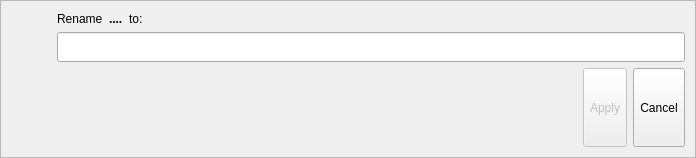
Qt form libs/libgui/ui/widgets/objectrenamewidget.ui (pgmodeler/pgmodeler) before a commit.
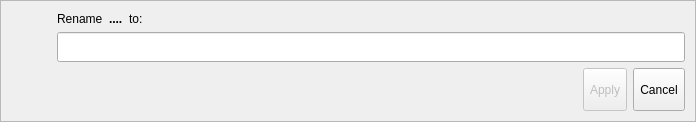
The same form after that commit. Icons and pictures are not drawn.

```diff
--- a/libs/libgui/ui/widgets/objectrenamewidget.ui
+++ b/libs/libgui/ui/widgets/objectrenamewidget.ui
@@ -7,7 +7,7 @@
     <x>0</x>
     <y>0</y>
     <width>696</width>
-    <height>158</height>
+    <height>122</height>
    </rect>
   </property>
   <property name="sizePolicy">
@@ -248,8 +248,8 @@
           </property>
           <property name="iconSize">
            <size>
-            <width>32</width>
-            <height>32</height>
+            <width>28</width>
+            <height>28</height>
            </size>
           </property>
           <property name="toolButtonStyle">
@@ -277,8 +277,8 @@
           </property>
           <property name="iconSize">
            <size>
-            <width>32</width>
-            <height>32</height>
+            <width>28</width>
+            <height>28</height>
            </size>
           </property>
           <property name="toolButtonStyle">
```
Left out of the diff: 2 changed lines with no effect on the pictures.
